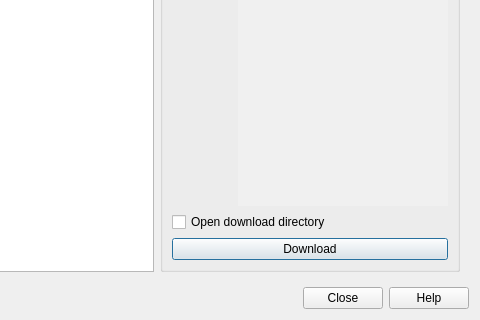
Old version of the form qgis_hub_plugin/gui/resource_browser.ui in the repository qgis/QGIS-Hub-Plugin; both pictures show x 421 to 901 and y 453 to 773 of the 901 by 773 pixel window.
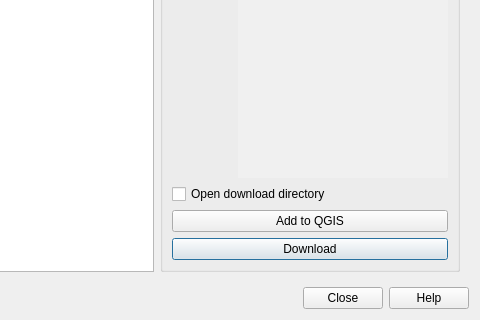
New version of the form.

Commit message: Added button to directly add model to QGIS

Patch:
```diff
--- a/qgis_hub_plugin/gui/resource_browser.ui
+++ b/qgis_hub_plugin/gui/resource_browser.ui
@@ -237,7 +237,7 @@
            </property>
           </widget>
          </item>
-         <item row="9" column="0" colspan="2">
+         <item row="10" column="0" colspan="2">
           <widget class="QPushButton" name="pushButtonDownload">
            <property name="text">
             <string>Download</string>
@@ -251,6 +251,13 @@
            </property>
           </widget>
          </item>
+         <item row="9" column="0" colspan="2">
+          <widget class="QPushButton" name="addQGISPushButton">
+           <property name="text">
+            <string>Add to QGIS</string>
+           </property>
+          </widget>
+         </item>
         </layout>
        </widget>
       </item>
```
The commit also changes 1 other file.
